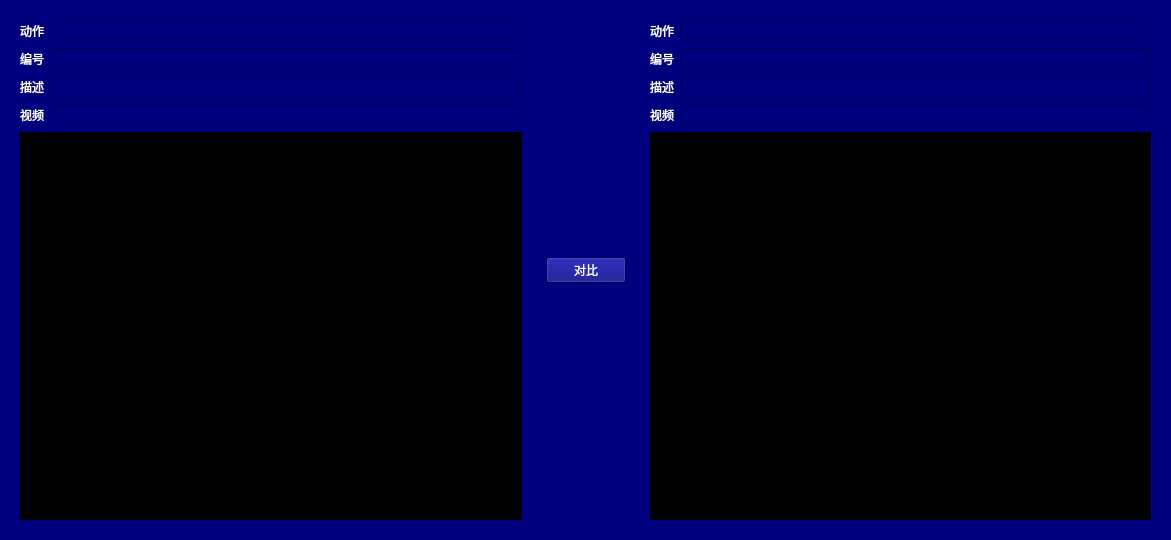
Qt form videocompare_page.ui (LiYangDoYourself/keypoints_diff) before a commit.
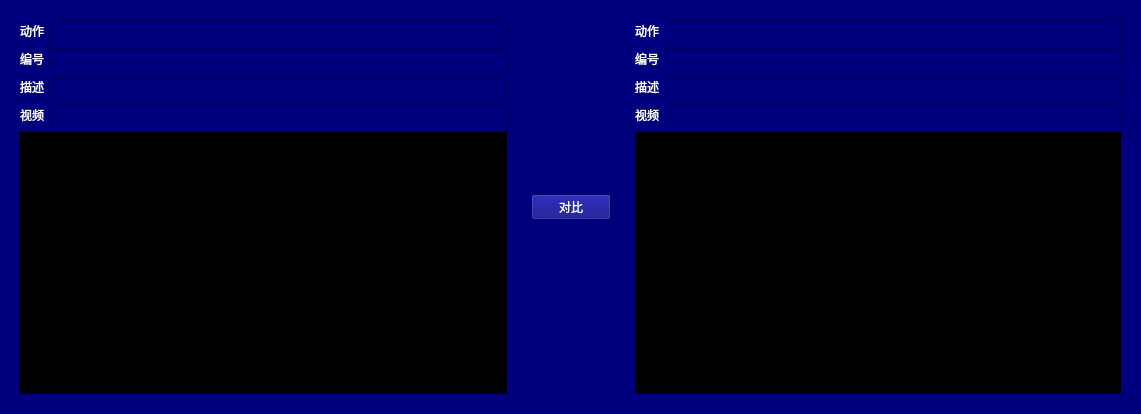
The same form after that commit.

Diff of the .ui file:
```diff
--- a/videocompare_page.ui
+++ b/videocompare_page.ui
@@ -6,8 +6,8 @@
    <rect>
     <x>0</x>
     <y>0</y>
-    <width>1171</width>
-    <height>540</height>
+    <width>1141</width>
+    <height>414</height>
    </rect>
   </property>
   <property name="windowTitle">
```
